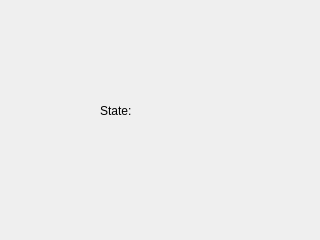
Old version of the form HelloFinger/enrollstate.ui in the repository Magiclxw/HelloFinger.
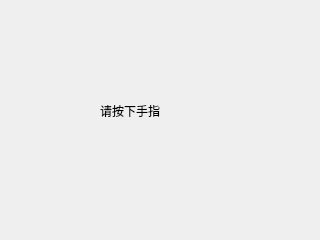
New version of the form.

Patch:
```diff
--- a/HelloFinger/enrollstate.ui
+++ b/HelloFinger/enrollstate.ui
@@ -23,7 +23,7 @@
     </rect>
    </property>
    <property name="text">
-    <string>State:</string>
+    <string>请按下手指</string>
    </property>
   </widget>
  </widget>
```
